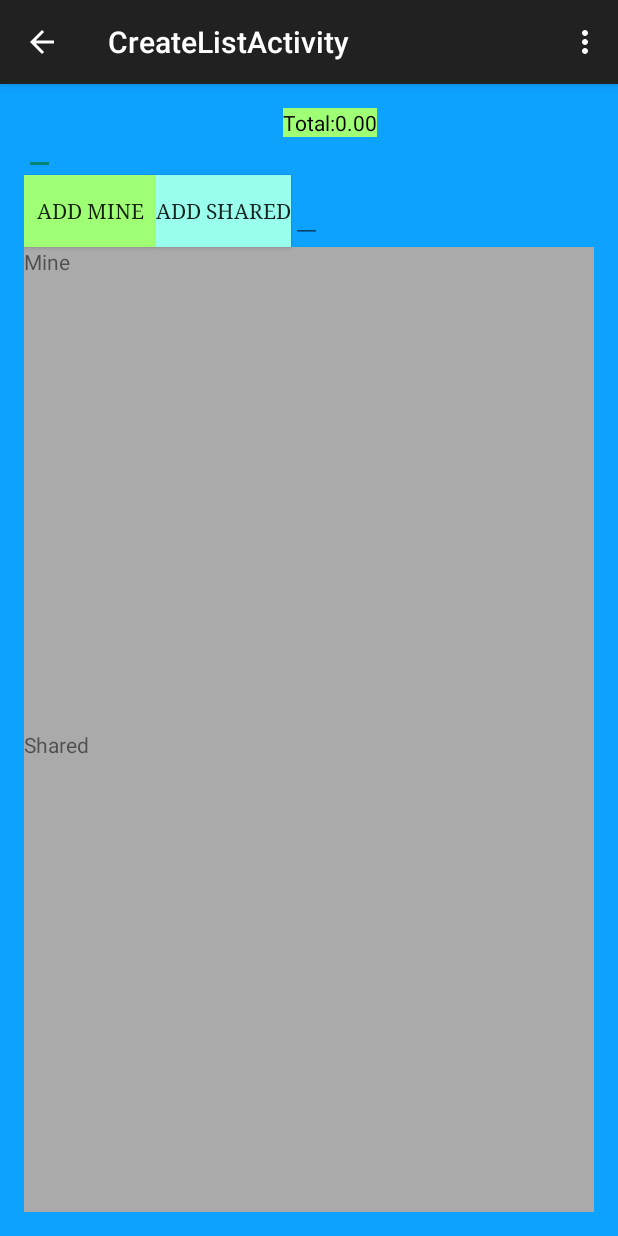
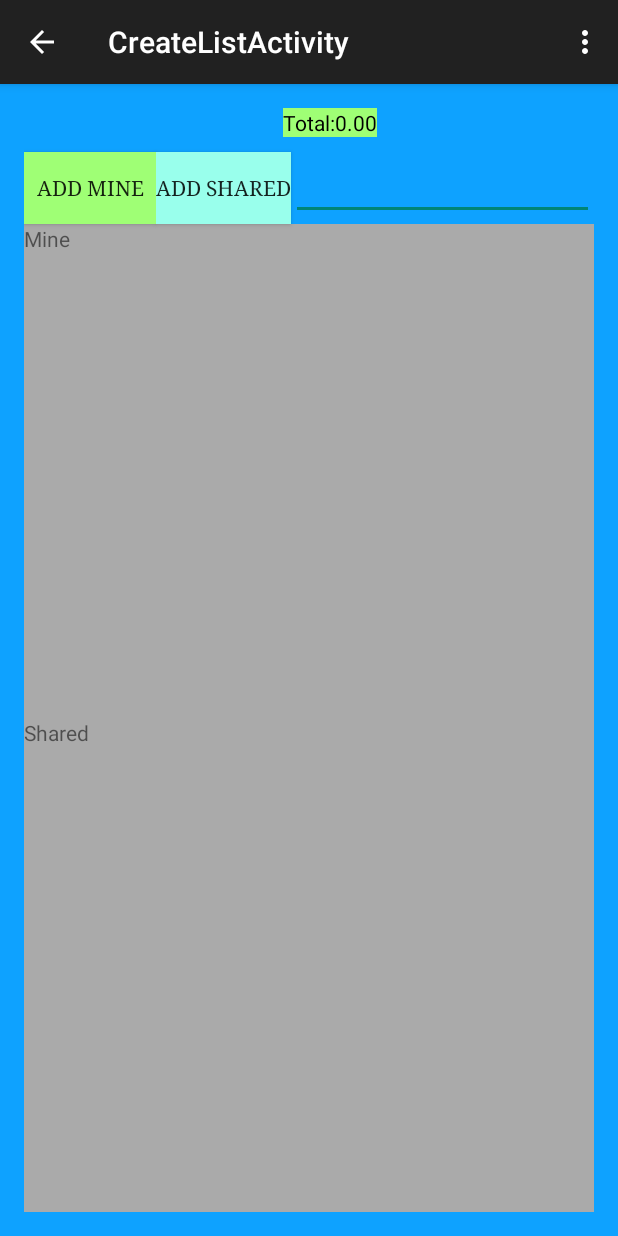
Before and after one commit to jmc0592/4410Project, an Android app: the CreateListActivity screen opened directly, with no data from a screen before it, on a phone screen of 412 x 824 dp. Run offline under Robolectric (Android 15) with nearby library versions, the phone set to English and light mode, and no system bars.

Commit message:
fixed the adding of blank items into list
when you add an item(mine) it uses a separate thread to do a backgroundprocess that will eventually pull the item price. test toast used to show backgroundprocess was successfull

added structure for json parsing....tweaking later

```diff
--- a/app/src/main/res/layout/activity_create_list.xml
+++ b/app/src/main/res/layout/activity_create_list.xml
@@ -8,7 +8,6 @@
     tools:context="com.example.shopbroker.CreateListActivity"
     android:background="#ff0ea2ff"
     android:clickable="true">
-
 
     <TextView
         android:layout_width="wrap_content"
@@ -32,24 +31,14 @@
         android:background="#ff9fff75"
         android:textColor="@android:color/black" />
 
-    <EditText
-        android:layout_width="wrap_content"
-        android:layout_height="wrap_content"
-        android:id="@+id/editText"
-        android:layout_alignParentLeft="true"
-        android:layout_alignParentStart="true"
-        android:typeface="serif"
-        android:textColor="#ff090909"
-        android:textColorHighlight="@android:color/white"
-        android:textColorHint="@android:color/white" />
-
     <Button
         android:layout_width="wrap_content"
         android:layout_height="wrap_content"
         android:text="Add Mine"
         android:id="@+id/buttonMine"
         android:onClick="addToMine"
-        android:layout_below="@+id/editText"
+        android:layout_below="@+id/totalText"
+        android:layout_marginTop="10dp"
         android:background="#ff9fff75"
         android:typeface="serif" />
     <Button
@@ -64,7 +53,7 @@
         android:typeface="serif" />
     <EditText
         android:id="@+id/editTextItem"
-        android:layout_width="wrap_content"
+        android:layout_width="fill_parent"
         android:layout_height="wrap_content"
         android:layout_toRightOf="@+id/buttonShared"
         android:layout_alignTop="@+id/buttonShared"/>
```
Also changed, not shown: app/src/main/AndroidManifest.xml (+5 -5 lines), app/src/main/java/com/example/shopbroker/CreateListActivity.java (+42 -11 lines), app/src/main/java/com/example/shopbroker/ItemRetrieval.java (deleted, +0 -13 lines), app/src/main/java/com/example/shopbroker/JSONParser.java (added, +67 -0 lines), 2 other files.
